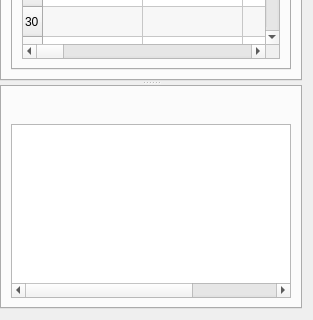
Qt form ui/KS57C21308.ui (azya52/BrickEmuPy) before a commit; both pictures show x 0 to 313 and y 351 to 671 of the 313 by 671 pixel window.
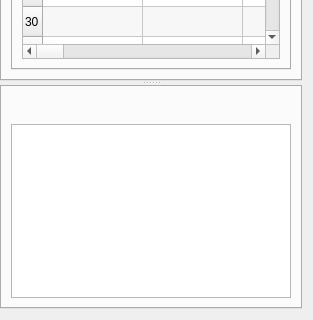
The same form after that commit. Icons and pictures are not drawn.

The edit to the form file:
```diff
--- a/ui/KS57C21308.ui
+++ b/ui/KS57C21308.ui
@@ -2053,7 +2053,7 @@
          </layout>
         </item>
         <item>
-         <widget class="QTableWidget" name="listingTable">
+         <widget class="QTableView" name="listingTable">
           <property name="focusPolicy">
            <enum>Qt::NoFocus</enum>
           </property>
@@ -2069,9 +2069,6 @@
           <property name="showGrid">
            <bool>false</bool>
           </property>
-          <property name="columnCount">
-           <number>3</number>
-          </property>
           <property name="key" stdset="0">
            <string>LISTING</string>
           </property>
```
Left out of the diff: 7 changed lines with no effect on the pictures.
